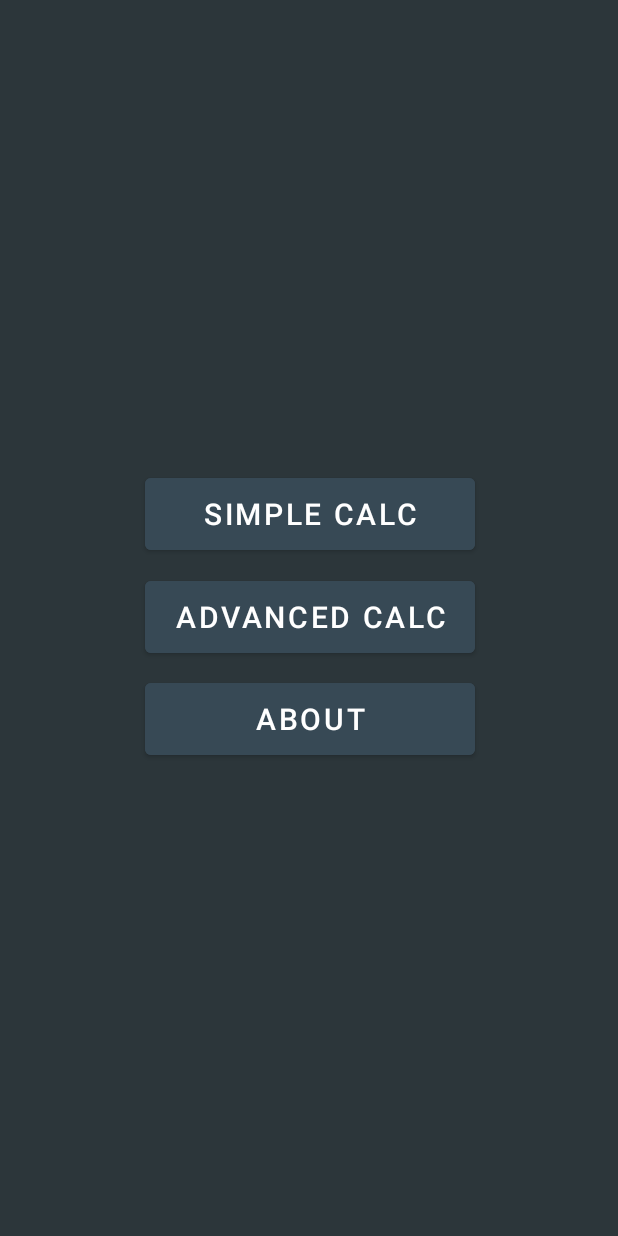
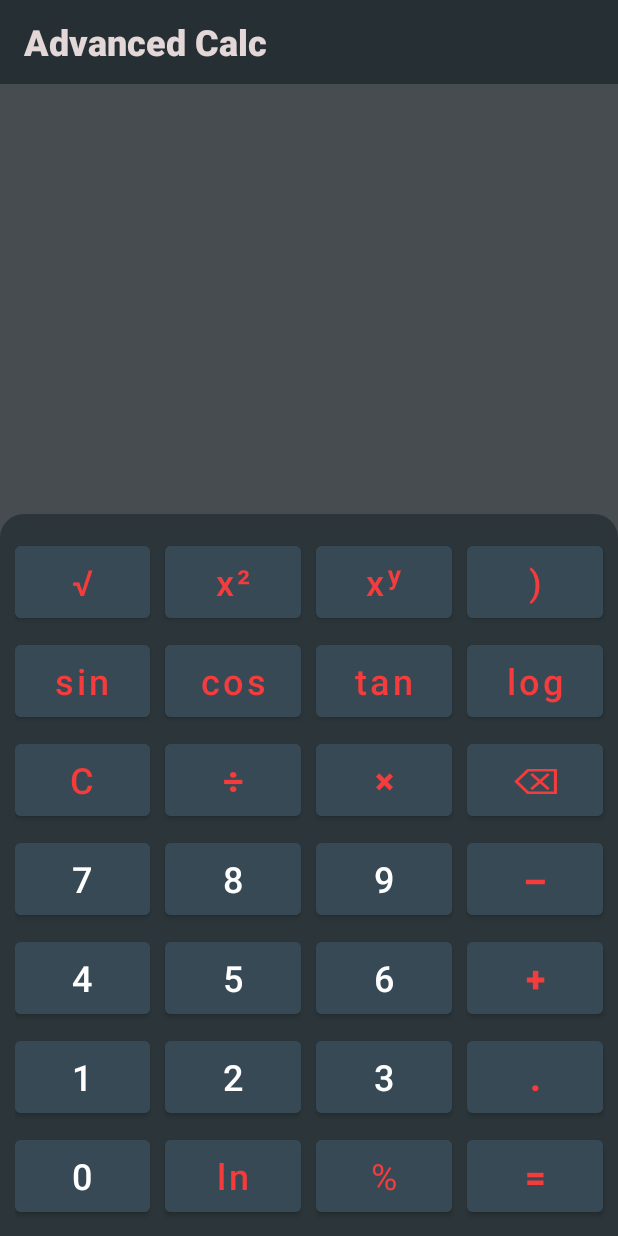
Before and after one commit to damianjasinski/AndroidCalc, an Android app: the screen it shows after launch (MainMenuActivity before the commit, AdvancedCalcActivity after it), after a tap on "ADVANCED CALC", on a phone screen of 412 x 824 dp. Run offline under Robolectric (Android 15) with nearby library versions, the phone set to English and light mode, and no system bars.

Commit message:
Add advanced calc logic

```diff
--- a/app/src/main/res/layout/activity_advanced_calc.xml
+++ b/app/src/main/res/layout/activity_advanced_calc.xml
@@ -124,22 +124,21 @@
                 android:textSize="24sp" />
 
             <Button
-                android:id="@+id/buttonPerc"
+                android:id="@+id/buttonPowerY2"
                 android:layout_width="wrap_content"
                 android:layout_height="wrap_content"
                 android:layout_marginRight="10dp"
                 android:layout_weight="1"
                 android:backgroundTint="#374955"
-                android:fontFamily="sans-serif-thin"
-                android:maxWidth="50dp"
+                android:fontFamily="sans-serif-medium"
+                android:maxWidth="100dp"
                 android:maxHeight="200dp"
                 android:minHeight="60dp"
                 android:onClick="onClickBtn"
-                android:text="@string/percent"
+                android:text="@string/rightBracket"
                 android:textAllCaps="false"
                 android:textColor="#F3FF3C3C"
-                android:textSize="24sp"
-                android:textStyle="bold" />
+                android:textSize="24sp" />
 
         </TableRow>
 
@@ -210,12 +209,12 @@
                 android:layout_marginRight="10dp"
                 android:layout_weight="1"
                 android:backgroundTint="#374955"
-                android:fontFamily="sans-serif-thin"
+                android:fontFamily="sans-serif-light"
                 android:maxWidth="50dp"
                 android:maxHeight="200dp"
                 android:minHeight="60dp"
                 android:onClick="onClickBtn"
-                android:text="@string/log"
+                android:text="@string/log10"
                 android:textAllCaps="false"
                 android:textColor="#F3FF3C3C"
                 android:textSize="24sp"
@@ -521,6 +520,40 @@
                 android:textSize="24sp" />
 
             <Button
+                android:id="@+id/buttonEqual3"
+                android:layout_width="wrap_content"
+                android:layout_height="wrap_content"
+                android:layout_marginRight="10dp"
+                android:layout_weight="1"
+                android:backgroundTint="#374955"
+                android:fontFamily="sans-serif-medium"
+                android:maxHeight="200dp"
+                android:minHeight="60dp"
+                android:onClick="onClickBtn"
+                android:text="@string/logNat"
+                android:textAllCaps="false"
+                android:textColor="#F3FF3C3C"
+                android:textSize="24sp" />
+
+            <Button
+                android:id="@+id/buttonPerc"
+                android:layout_width="wrap_content"
+                android:layout_height="wrap_content"
+                android:layout_marginRight="10dp"
+                android:layout_weight="1"
+                android:backgroundTint="#374955"
+                android:fontFamily="sans-serif-thin"
+                android:maxWidth="50dp"
+                android:maxHeight="200dp"
+                android:minHeight="60dp"
+                android:onClick="onClickBtn"
+                android:text="@string/percent"
+                android:textAllCaps="false"
+                android:textColor="#F3FF3C3C"
+                android:textSize="24sp"
+                android:textStyle="bold" />
+
+            <Button
                 android:id="@+id/buttonEqual"
                 android:layout_width="wrap_content"
                 android:layout_height="wrap_content"
--- a/app/src/main/res/values/strings.xml
+++ b/app/src/main/res/values/strings.xml
@@ -21,12 +21,13 @@
     <string name="sinus">sin</string>
     <string name="cosinus">cos</string>
     <string name="tangens">tan</string>
-    <string name="log">log</string>
-    <string name="ln">ln</string>
+    <string name="logNat">ln</string>
+    <string name="log10">log</string>
     <string name="square2">√</string>
     <string name="power2">x²</string>
     <string name="powerY">xʸ</string>
     <string name="percent">%</string>
+    <string name="rightBracket">)</string>
     <string name="result">0</string>
     <string name="SimpleCalc">Simple Calc</string>
     <string name="AdvancedCalc">Advanced Calc</string>
```
Also changed, not shown: app/src/main/java/com/example/calc/AdvancedCalcActivity.java (added, +180 -0 lines).
